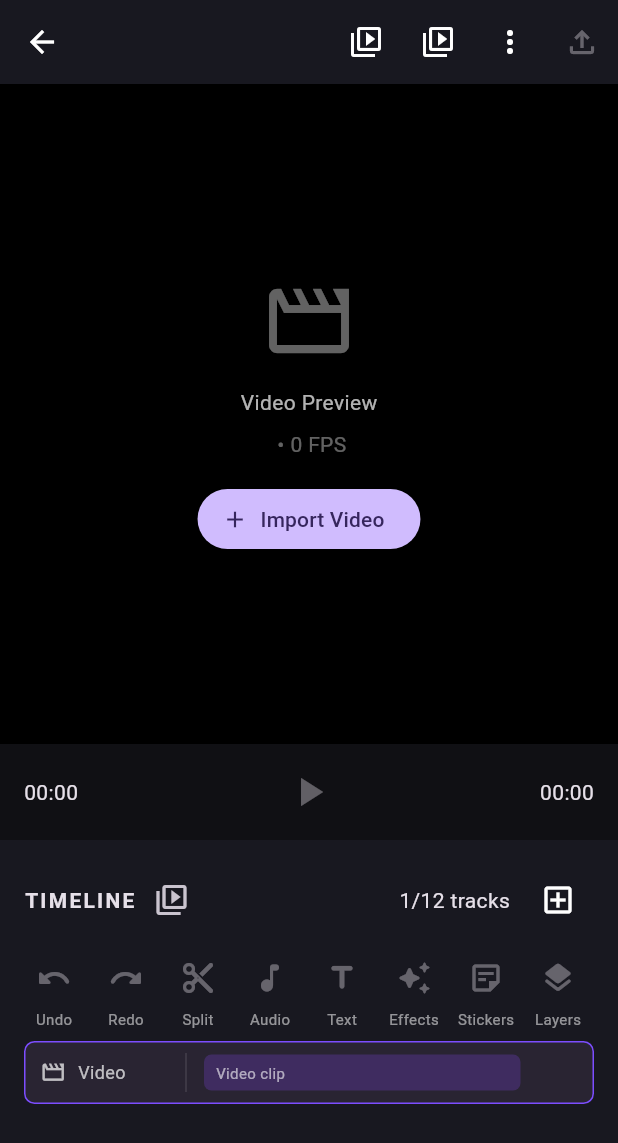
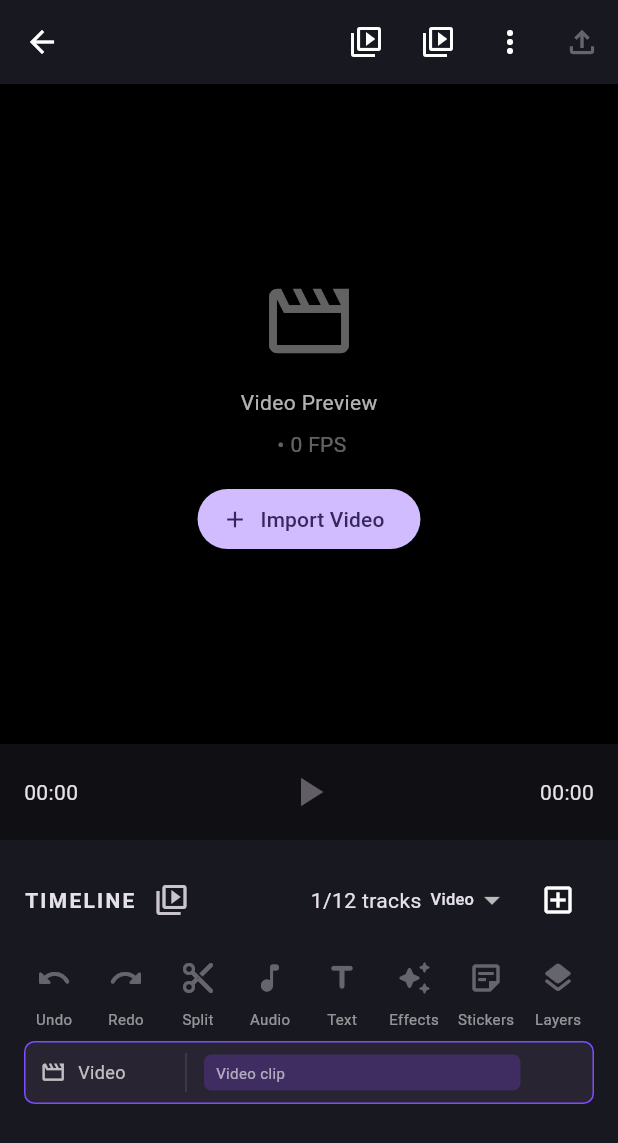
Before and after one commit to mrcreepertamil/VeCut, a Flutter app: the EditorWorkspacePage screen opened directly with empty values, on a phone screen of 412 x 824 dp. Shown: the top 1143 px of the screen. Run offline on Flutter 3.47's test engine with Material 3 defaults, Android fonts, the phone set to English and light mode, and no system bars; our stand-ins replace file_picker, video_player; missing offline and left inert: ffmpeg_kit_flutter_new.

Commit message:
Attach clips to timeline tracks and sync audio playback controls

```diff
--- a/app/lib/screens/editor_workspace_page.dart
+++ b/app/lib/screens/editor_workspace_page.dart
@@ -56,7 +56,7 @@ class _EditorWorkspacePageState extends State<EditorWorkspacePage> {
   int get _trackLimit => _isProUser ? _proTrackLimit : _freeTrackLimit;
 
   final List<_TimelineTrack> _tracks = [
-    const _TimelineTrack(label: 'Video', icon: Icons.movie_outlined),
+    _TimelineTrack(label: 'Video', icon: Icons.movie_outlined),
   ];
 
   void _addTrack(String label, IconData icon) {
@@ -72,7 +72,10 @@ class _EditorWorkspacePageState extends State<EditorWorkspacePage> {
       );
       return;
     }
-    setState(() => _tracks.add(_TimelineTrack(label: label, icon: icon)));
+    setState(() {
+      _tracks.add(_TimelineTrack(label: label, icon: icon));
+      _selectedTrackIndex = _tracks.length - 1;
+    });
   }
 
   Duration get _duration => _controller?.value.duration ?? Duration.zero;
@@ -177,11 +180,13 @@ class _EditorWorkspacePageState extends State<EditorWorkspacePage> {
       startMs: _timelineClips.isEmpty
         ? 0
         : _timelineClips.map((clip) => clip.startMs + (clip.durationMs ?? 5000)).reduce((a, b) => a > b ? a : b),
+      trackId: _tracks[_selectedTrackIndex.clamp(0, _tracks.length - 1)].id,
       sourceInMs: 0,
       sourceOutMs: asset.durationMs ?? (asset.type == MediaAssetType.image ? 5000 : null),
     );
     setState(() {
       _timelineClips.add(clip);
+      _tracks[_selectedTrackIndex.clamp(0, _tracks.length - 1)].clips.add(clip);
       if (asset.type == MediaAssetType.image) _overlayImagePath = asset.path;
       if (asset.type == MediaAssetType.video && _videoPath == null) _videoPath = asset.path;
       _status = '${asset.name} added to timeline.';
@@ -191,6 +196,9 @@ class _EditorWorkspacePageState extends State<EditorWorkspacePage> {
   void _removeTimelineClip(TimelineClip clip) {
     setState(() {
       _timelineClips.removeWhere((item) => item.id == clip.id);
+      for (final track in _tracks) {
+        track.clips.removeWhere((item) => item.id == clip.id);
+      }
       _status = 'Clip removed from timeline.';
     });
   }
@@ -304,11 +312,21 @@ class _EditorWorkspacePageState extends State<EditorWorkspacePage> {
     if (controller == null || !controller.value.isInitialized) return;
     if (controller.value.isPlaying) {
       await controller.pause();
+      await _audioController?.pause();
     } else {
       if (controller.value.position >= controller.value.duration) {
         await controller.seekTo(Duration.zero);
       }
       await controller.play();
+      final audio = _audioController;
+      if (audio != null && audio.value.isInitialized) {
+        final audioPosition = currentPosition - Duration(milliseconds: _audioStartMs);
+        if (audioPosition >= Duration.zero && audioPosition < audio.value.duration) {
+          await audio.seekTo(audioPosition);
+          await audio.setVolume(_audioVolume);
+          await audio.play();
+        }
+      }
     }
     if (mounted) setState(() {});
   }
@@ -538,6 +556,17 @@ class _EditorWorkspacePageState extends State<EditorWorkspacePage> {
                       ),
                       const Spacer(),
                       Text('${_tracks.length}/$_trackLimit tracks'),
+                      const SizedBox(width: 6),
+                      DropdownButton<int>(
+                        value: _selectedTrackIndex.clamp(0, _tracks.length - 1),
+                        underline: const SizedBox.shrink(),
+                        isDense: true,
+                        items: List.generate(_tracks.length, (index) => DropdownMenuItem(
+                          value: index,
+                          child: Text(_tracks[index].label, style: const TextStyle(fontSize: 11)),
+                        )),
+                        onChanged: (value) => setState(() => _selectedTrackIndex = value ?? 0),
+                      ),
                       const SizedBox(width: 8),
                       PopupMenuButton<String>(
                         tooltip: 'Add stack',
@@ -706,7 +735,12 @@ class _EditorWorkspacePageState extends State<EditorWorkspacePage> {
                                 IconButton(
                                   tooltip: 'Remove stack',
                                   visualDensity: VisualDensity.compact,
-                                  onPressed: () => setState(() => _tracks.removeAt(index)),
+                                  onPressed: () => setState(() {
+                                    _tracks.removeAt(index);
+                                    if (_selectedTrackIndex >= _tracks.length) {
+                                      _selectedTrackIndex = _tracks.length - 1;
+                                    }
+                                  }),
                                   icon: const Icon(Icons.close, size: 16),
                                 )
                               else
@@ -892,10 +926,13 @@ class _EditorWorkspacePageState extends State<EditorWorkspacePage> {
 }
 
 class _TimelineTrack {
-  const _TimelineTrack({required this.label, required this.icon});
+  _TimelineTrack({required this.label, required this.icon})
+      : id = DateTime.now().microsecondsSinceEpoch.toString();
 
+  final String id;
   final String label;
   final IconData icon;
+  final List<TimelineClip> clips = [];
 }
 
 class _PlaceholderToolIcon extends StatelessWidget {
```
